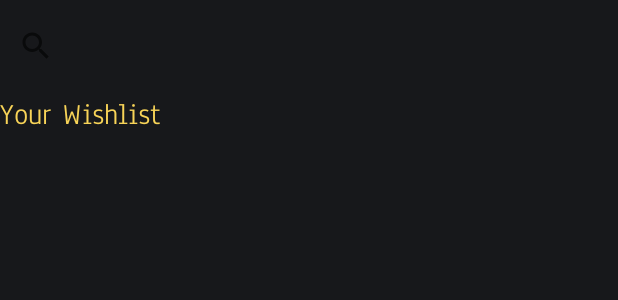
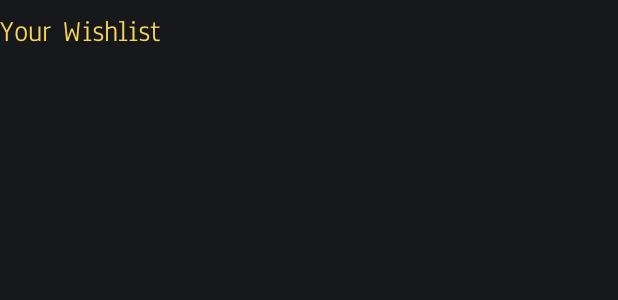
Before and after one commit to acnedelcu/MovieTracker, an Android app: the layout fragment_wishlist.xml on its own in the app's theme, with its tools: preview values and no code run, on a phone screen of 412 x 824 dp. Shown: the top 300 px of the screen. Run offline under Robolectric (Android 15) with nearby library versions, the phone set to English and light mode, and no system bars; network calls fail.

Commit message:
Removed the search option from fragment_wishlist.xml

```diff
--- a/MovieManagerApp/app/src/main/res/layout/fragment_wishlist.xml
+++ b/MovieManagerApp/app/src/main/res/layout/fragment_wishlist.xml
@@ -7,18 +7,6 @@
     android:layout_height="match_parent"
     android:background="@color/darkColor"
     tools:context=".WishlistFragment">
-
-    <SearchView
-        android:id="@+id/wishlistSearchView"
-        android:layout_width="match_parent"
-        android:layout_height="50dp"
-        android:layout_marginTop="5dp"
-        app:layout_constraintBottom_toTopOf="@+id/wishlistTitleTextview"
-        app:layout_constraintEnd_toEndOf="parent"
-        app:layout_constraintHorizontal_bias="1.0"
-        app:layout_constraintStart_toStartOf="parent"
-        app:layout_constraintTop_toTopOf="parent"
-        app:layout_constraintVertical_bias="0.016" />
 
     <TextView
         android:id="@+id/wishlistTitleTextview"
@@ -32,7 +20,7 @@
         app:layout_constraintEnd_toEndOf="parent"
         app:layout_constraintHorizontal_bias="0.0"
         app:layout_constraintStart_toStartOf="parent"
-        app:layout_constraintTop_toBottomOf="@+id/wishlistSearchView" />
+        app:layout_constraintTop_toTopOf="parent" />
 
     <ListView
         android:id="@+id/wishlistView"
```
